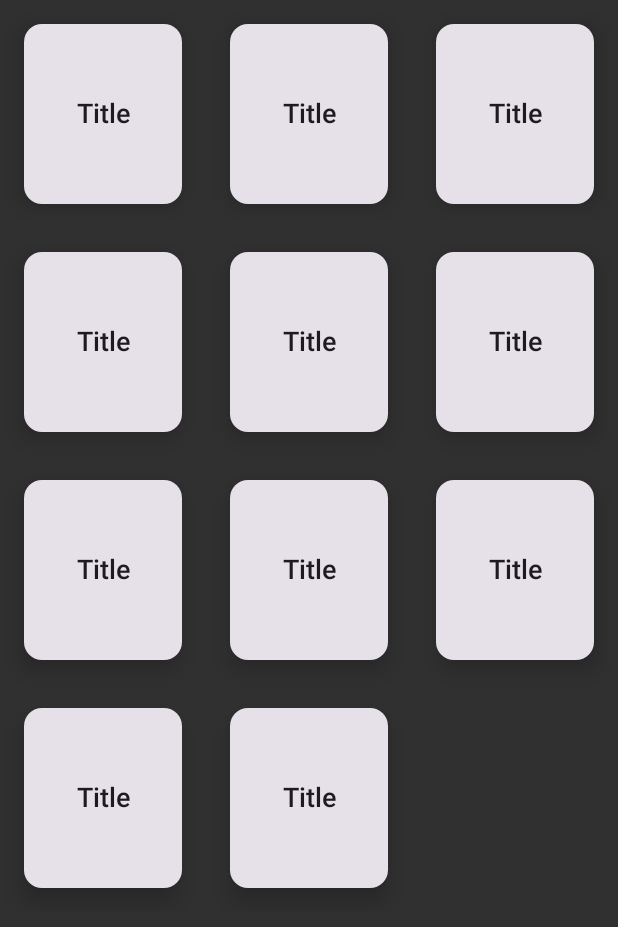
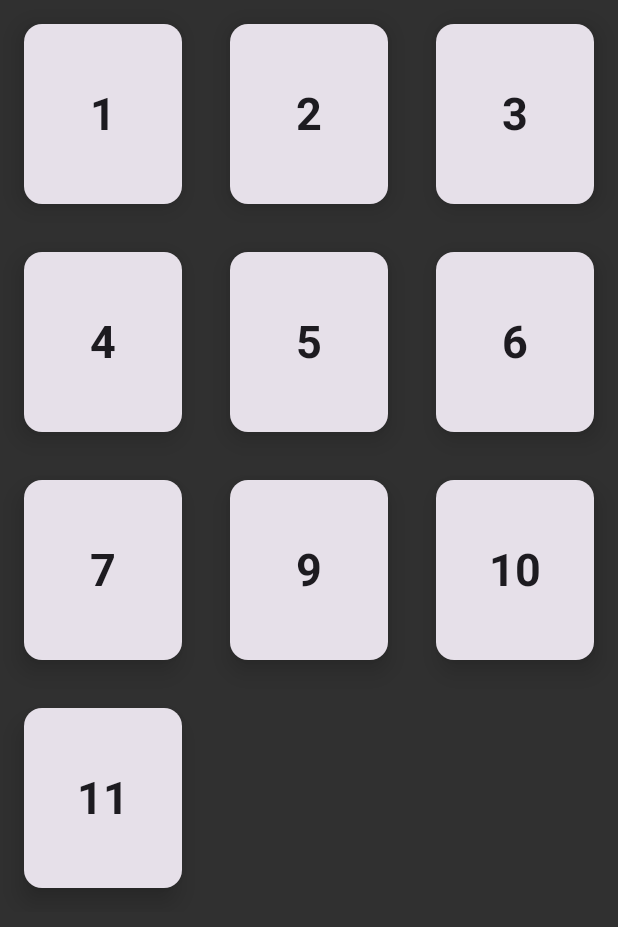
Before and after one commit to jayveedee/ScrumPoker, an Android app built with Jetpack Compose: the screen it shows after launch (MainActivity), after a tap on "Single player", on a phone screen of 412 x 824 dp. Shown: the top 927 px of the screen. Run offline under Robolectric (Android 15) with nearby library versions, the phone set to English and light mode, and no system bars; our stand-ins replace accompanist; libraries missing offline, so code that uses them is left out: com.google.accompanist.navigation.

Commit message:
Scrumpoker Single player initial UI done

```diff
--- a/app/src/main/AndroidManifest.xml
+++ b/app/src/main/AndroidManifest.xml
@@ -3,6 +3,7 @@
     xmlns:tools="http://schemas.android.com/tools">
 
     <application
+        android:name=".ScrumPokerApplication"
         android:allowBackup="true"
         android:dataExtractionRules="@xml/data_extraction_rules"
         android:fullBackupContent="@xml/backup_rules"
@@ -11,7 +12,7 @@
         android:roundIcon="@mipmap/ic_launcher_round"
         android:supportsRtl="true"
         android:theme="@style/Theme.ScrumPoker"
-        tools:targetApi="31">
+        tools:targetApi="34">
         <activity
             android:name=".presentation.MainActivity"
             android:exported="true"
--- /dev/null
+++ b/app/src/main/java/com/exirpit/scrumpoker/ScrumPokerApplication.kt
@@ -0,0 +1,7 @@
+package com.exirpit.scrumpoker
+
+import android.app.Application
+
+class ScrumPokerApplication: Application() {
+
+}
--- /dev/null
+++ b/app/src/main/java/com/exirpit/scrumpoker/domain/model/card/Card.kt
@@ -0,0 +1,6 @@
+package com.exirpit.scrumpoker.domain.model.card
+
+data class Card(
+    val title: String,
+    val type: CardType,
+)
--- /dev/null
+++ b/app/src/main/java/com/exirpit/scrumpoker/domain/model/card/CardType.kt
@@ -0,0 +1,6 @@
+package com.exirpit.scrumpoker.domain.model.card
+
+enum class CardType {
+    Fibonacci,
+    Custom
+}
--- /dev/null
+++ b/app/src/main/java/com/exirpit/scrumpoker/presentation/common/state/CardState.kt
@@ -0,0 +1,5 @@
+package com.exirpit.scrumpoker.presentation.common.state
+
+data class CardState(
+    val title: String,
+)
--- a/app/src/main/java/com/exirpit/scrumpoker/presentation/singlePlayer/screen/SinglePlayerScreen.kt
+++ b/app/src/main/java/com/exirpit/scrumpoker/presentation/singlePlayer/screen/SinglePlayerScreen.kt
@@ -1,72 +1,64 @@
 package com.exirpit.scrumpoker.presentation.singlePlayer.screen
 
+import androidx.compose.animation.AnimatedVisibility
+import androidx.compose.foundation.Canvas
 import androidx.compose.foundation.layout.Arrangement
-import androidx.compose.foundation.layout.Box
-import androidx.compose.foundation.layout.Column
 import androidx.compose.foundation.layout.fillMaxSize
-import androidx.compose.foundation.layout.fillMaxWidth
-import androidx.compose.foundation.layout.height
-import androidx.compose.foundation.layout.padding
-import androidx.compose.foundation.layout.wrapContentHeight
 import androidx.compose.foundation.lazy.grid.GridCells
 import androidx.compose.foundation.lazy.grid.LazyVerticalGrid
 import androidx.compose.foundation.lazy.grid.items
-import androidx.compose.material3.Card
-import androidx.compose.material3.CardDefaults
-import androidx.compose.material3.MaterialTheme
-import androidx.compose.material3.Text
 import androidx.compose.runtime.Composable
-import androidx.compose.ui.Alignment
+import androidx.compose.runtime.getValue
+import androidx.compose.runtime.mutableStateOf
+import androidx.compose.runtime.remember
+import androidx.compose.runtime.setValue
 import androidx.compose.ui.Modifier
-import androidx.compose.ui.text.style.TextAlign
+import androidx.compose.ui.geometry.Offset
+import androidx.compose.ui.graphics.Color
 import androidx.compose.ui.tooling.preview.Preview
-import androidx.compose.ui.unit.dp
 import androidx.lifecycle.viewmodel.compose.viewModel
-import com.exirpit.scrumpoker.presentation.common.theme.ScrumPokerShapes
+import com.exirpit.scrumpoker.presentation.common.composable.ScrumPokerExpandedCard
+import com.exirpit.scrumpoker.presentation.common.composable.ScrumPokerGridCard
+import com.exirpit.scrumpoker.presentation.common.state.CardState
 import com.exirpit.scrumpoker.presentation.singlePlayer.viewModel.SinglePlayerViewModel
 import com.exirpit.scrumpoker.presentation.common.theme.ScrumPokerTheme
-import com.exirpit.scrumpoker.presentation.common.theme.ScrumPokerTypography
 
 @Composable
 fun SinglePlayerScreen(
     viewModel: SinglePlayerViewModel = viewModel()
 ) {
-    val itemList = mutableListOf<String>("1", "2", "3", "4", "5", "6", "7", "8", "9", "10", "11")
+    val itemList = mutableListOf<CardState>(
+        CardState("1"),
+        CardState("2"),
+        CardState("3"),
+        CardState("4"),
+        CardState("5"),
+        CardState("6"),
+        CardState("7"),
+        CardState("9"),
+        CardState("10"),
+        CardState("11")
+    )
     ScrumPokerTheme {
+        var expandedItem by remember { mutableStateOf(itemList[0])}
+        var isExpanded by remember { mutableStateOf(false)}
+
         LazyVerticalGrid(columns = GridCells.Fixed(3), verticalArrangement = Arrangement.Center) {
             items(itemList) {
-                Card(
-                    modifier = Modifier
-                        .padding(16.dp)
-                        .fillMaxWidth()
-                        .height(120.dp),
-                    elevation = CardDefaults.cardElevation(
-                        defaultElevation = 10.dp,
-                        pressedElevation = 5.dp
-                    ),
-                    shape = ScrumPokerShapes.large
-                ) {
-                    Box(
-                        modifier = Modifier
-                            .fillMaxSize(),
-                        contentAlignment = Alignment.Center
-                    ) {
-                        Column(
-                            modifier = Modifier
-                                .fillMaxWidth()
-                                .wrapContentHeight(),
-                            verticalArrangement = Arrangement.Center,
-                            horizontalAlignment = Alignment.CenterHorizontally
-                        ) {
-                            Text(
-                                text = "Title",
-                                style = ScrumPokerTypography.headlineSmall,
-                                textAlign = TextAlign.Center
-                            )
-                        }
-                    }
-                }
+                ScrumPokerGridCard(card = it, onExpandedStateChanged = { ->
+                    expandedItem = it
+                    isExpanded = true
+                })
             }
+        }
+
+        AnimatedVisibility(
+            visible = isExpanded,
+            modifier = Modifier.fillMaxSize()
+        ) {
+            ScrumPokerExpandedCard(card = expandedItem, onExpandedStateChanged = {
+                isExpanded = false
+            })
         }
     }
 }
```
Also changed, not shown: app/src/main/java/com/exirpit/scrumpoker/data/repository/CardRepository.kt (added, +11 -0 lines), app/src/main/java/com/exirpit/scrumpoker/domain/repository/ICardRepository.kt (added, +7 -0 lines), app/src/main/java/com/exirpit/scrumpoker/presentation/common/composable/Cards.kt (+119 -6 lines).
